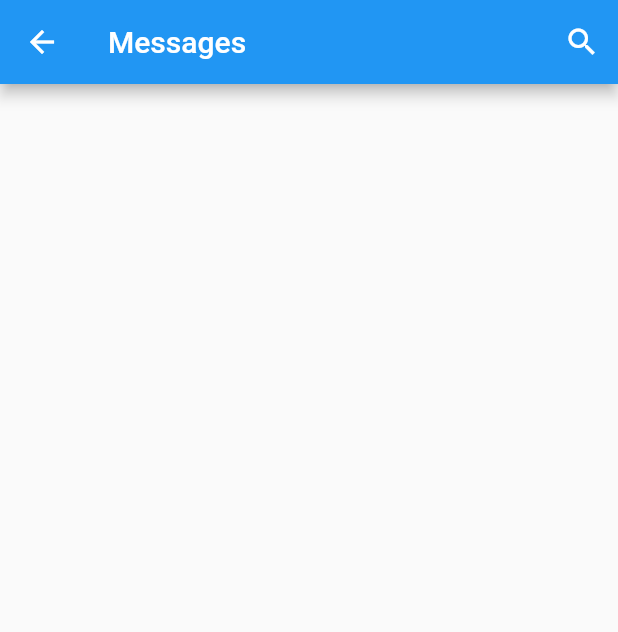
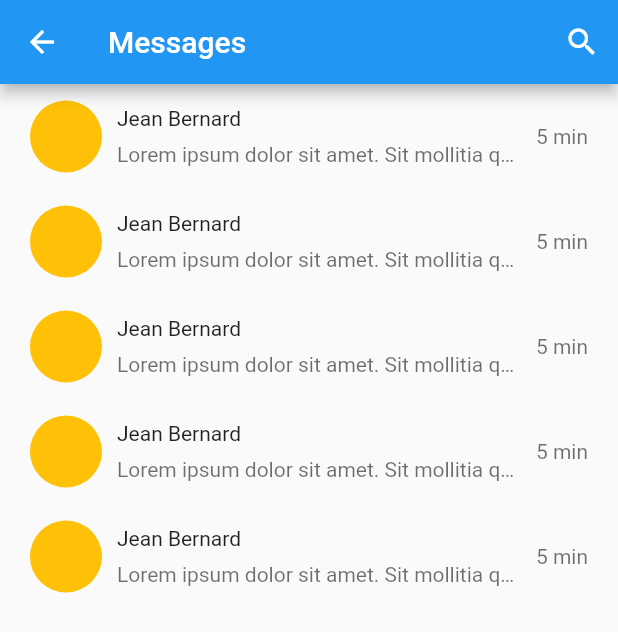
Before and after one commit to flolgl/StudWay, a Flutter app: the ChatList screen opened directly, on a phone screen of 412 x 824 dp. Shown: the top 632 px of the screen. Run offline on Flutter 3.47's test engine with Material 2 defaults, Android fonts, the phone set to English and light mode, and no system bars.

Commit message:
Chat List

```diff
--- a/lib/ChatList.dart
+++ b/lib/chat/ChatList.dart
@@ -1,4 +1,6 @@
 import 'package:flutter/material.dart';
+import 'package:studway_project/chat/components/Body.dart';
+
 
 class ChatList extends StatelessWidget{
 
@@ -9,6 +11,7 @@ class ChatList extends StatelessWidget{
 
     return Scaffold(
       appBar: buildAppBar(),
+      body: Body(),
     );
 
 
--- /dev/null
+++ b/lib/chat/components/Body.dart
@@ -0,0 +1,60 @@
+import 'package:flutter/material.dart';
+
+class Body extends StatelessWidget{
+  static const int _messageMax = 5;
+  static const String _messageAuteur = "Jean Bernard";
+  static const String _messageTime = "5 min";
+  static const String _messageDebut  = "Lorem ipsum dolor sit amet. Sit mollitia quod eum neque dolorem sit porro atque! Aut nostrum voluptatum aut saepe iure non molestiae fugit ut totam nemo qui quia odio sed voluptatum quisquam et reprehenderit officia. Est Quis minima et saepe tempora ea pariatur omnis ut sint tempore quo velit nemo vel quia magni est labore autem!  Ab dolor dignissimos est veniam galisum ut dolorum molestias et aliquid dolores At explicabo voluptatum. In consequatur tempora et quam modi 33 dolorum aliquam aliquid molestiae et voluptatem officia. Nam velit vero ut blanditiis molestiae qui tempore quia rem quos earum in alias neque ea voluptas eveniet a itaque asperiores? Et nostrum quae est numquam laborum id necessitatibus galisum id harum autem.  Et accusamus accusamus sit dolorem omnis ab Quis optio ut fuga molestias. Non tenetur odit ut adipisci velit et vitae aliquid? ";
+
+  @override
+  Widget build(BuildContext context) {
+    return Column(
+      children: [
+        Expanded(
+          child: Padding(
+            padding: const EdgeInsets.symmetric(horizontal: 20.0),
+            child: ListView.builder(
+                itemCount: _messageMax,
+                itemBuilder: (context, text) =>
+                Row(
+                  children: [
+                    const CircleAvatar(
+                      backgroundColor: Colors.amber,
+                      radius: 24.0,
+                    ),
+                    Expanded(
+                      child: Padding(
+                        padding: const EdgeInsets.symmetric(horizontal: 10, vertical: 15),
+                        child: Column(
+                          crossAxisAlignment: CrossAxisAlignment.start,
+                          children: const [
+                            Text(_messageAuteur),
+                            Padding(padding: EdgeInsets.only(top: 8.0)),
+                            Opacity(
+                              opacity: 0.65,
+                              child: Text(
+                                _messageDebut,
+                                maxLines: 1,
+                                overflow: TextOverflow.ellipsis,
+                              ),
+                            ),
+
+                          ],
+                        ),
+                      ),
+                    ),
+                    const Opacity(
+                      opacity: 0.65,
+                      child: Text(_messageTime),
+                    ),
+                  ],
+                )
+            ),
+          ),
+        ),
+      ],
+    );
+  }
+
+
+}
```
